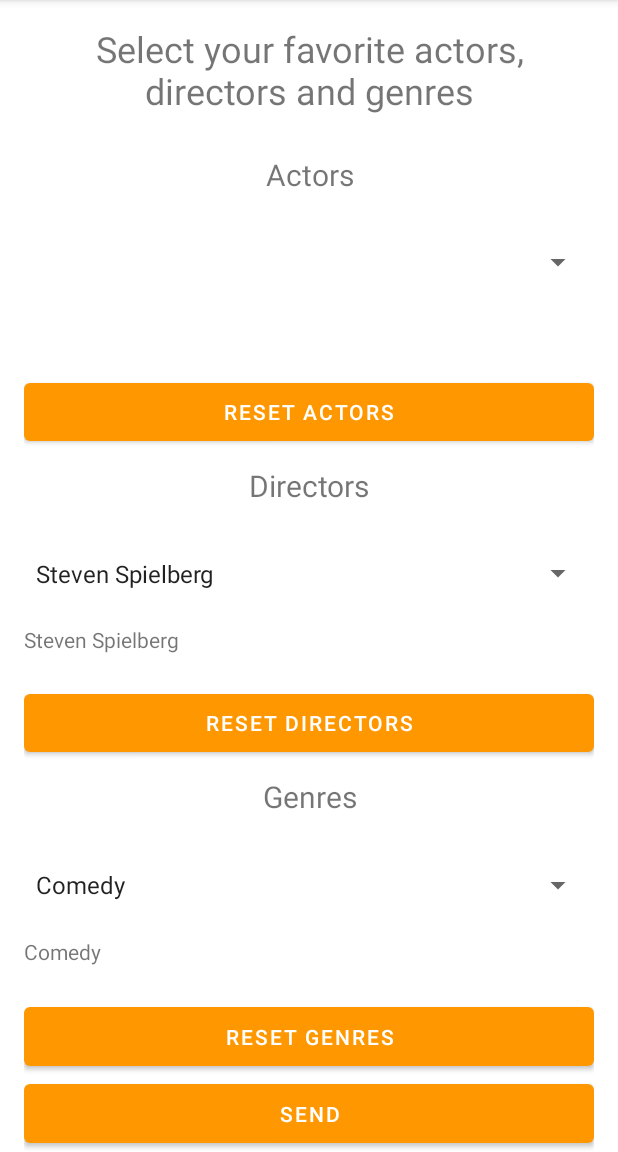
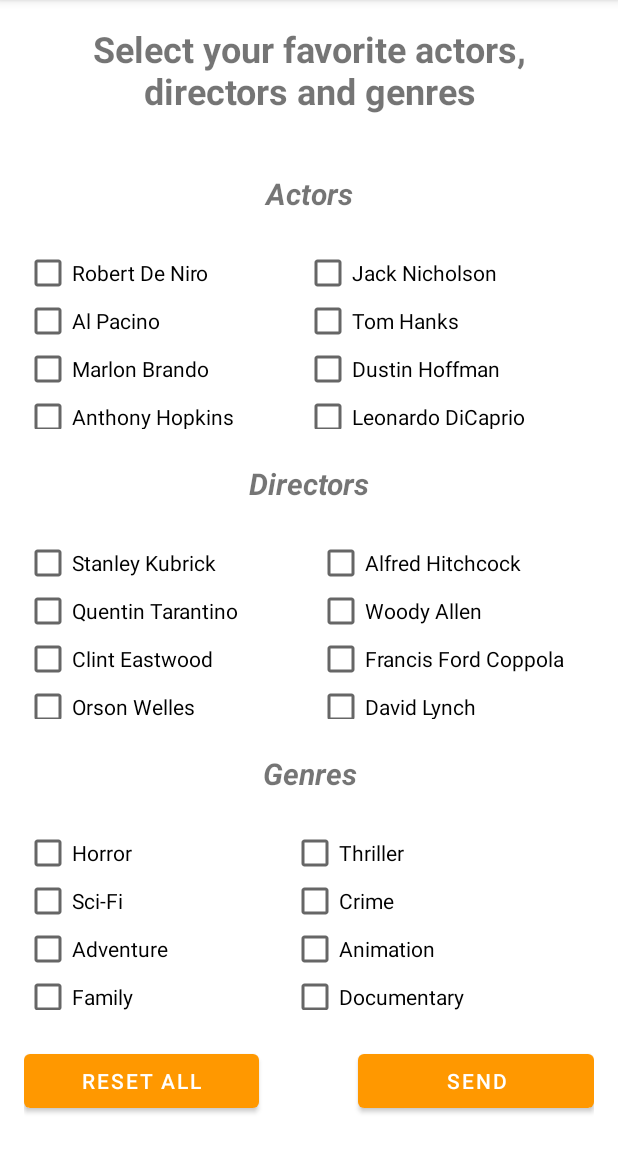
Before and after one commit to josmarqu/CineMatch_Android_App, an Android app: the screen it shows after launch once a user with an empty profile is signed in (Survey), on a phone screen of 412 x 824 dp, the part 84-1236 px from its top. Run offline under Robolectric (Android 15) with nearby library versions, the phone set to English and light mode, and no system bars; our stand-ins replace Firebase (no records; nobody signed in at launch, a user with empty details on screens opened directly).

Commit message:
implemented checkboxes and all functionalities from survey Activity

```diff
--- a/app/build.gradle
+++ b/app/build.gradle
@@ -38,6 +38,7 @@ dependencies {
     implementation 'com.google.android.material:material:1.8.0'
     implementation 'androidx.constraintlayout:constraintlayout:2.1.4'
     implementation 'com.google.firebase:firebase-database:20.1.0'
+    implementation 'androidx.gridlayout:gridlayout:1.0.0'
     testImplementation 'junit:junit:4.13.2'
     androidTestImplementation 'androidx.test.ext:junit:1.1.5'
     androidTestImplementation 'androidx.test.espresso:espresso-core:3.5.1'
--- a/app/src/main/java/app/cinematch/Survey.java
+++ b/app/src/main/java/app/cinematch/Survey.java
@@ -6,10 +6,16 @@ import androidx.appcompat.app.AppCompatActivity;
 import android.annotation.SuppressLint;
 import android.content.Intent;
 import android.os.Bundle;
+import android.view.Gravity;
 import android.view.View;
 import android.widget.AdapterView;
 import android.widget.ArrayAdapter;
 import android.widget.Button;
+import android.widget.CheckBox;
+import android.widget.CompoundButton;
+import androidx.gridlayout.widget.GridLayout;
+import android.widget.LinearLayout;
+import android.widget.ScrollView;
 import android.widget.Spinner;
 import android.widget.TextView;
 import android.widget.Toast;
@@ -23,30 +29,32 @@ import com.google.firebase.database.FirebaseDatabase;
 
 
 import java.util.ArrayList;
+import java.util.List;
 
 public class Survey extends AppCompatActivity {
-    Spinner spnAct;
-    Spinner spnDir;
-    Spinner spnGen;
+    GridLayout gdlytAct;
+    GridLayout gdlytDir;
+    GridLayout gdlytGen;
 
-    TextView txtActSel;
-    TextView txtDirSel;
-    TextView txtGenSel;
-
-    Button btnResAct;
-    Button btnResDir;
-    Button btnResGen;
+    Button btnResetAll;
     Button btnSend;
 
     String[] actors;
-    ArrayList<String> resActors = new ArrayList<>();
+    ArrayList<String> listTextActors = new ArrayList<>();
     String[] directors;
-    ArrayList<String> resDirectors = new ArrayList<>();
+    ArrayList<String> listTextDir = new ArrayList<>();
     String[] genres;
-    ArrayList<String> resGenres = new ArrayList<>();
-    String resAct;
-    String resDir;
-    String resGen;
+    ArrayList<String> listTextGenre = new ArrayList<>();
+
+    int maxcheckedAct = 5;
+    int checkContAct = 0;
+    int maxcheckedDir = 5;
+    int checkContDir = 0;
+    int maxcheckedGen = 5;
+    int checkContGen = 0;
+
+
+
 
     FirebaseAuth mAuth;
     FirebaseDatabase database = FirebaseDatabase.getInstance();
@@ -65,114 +73,148 @@ public class Survey extends AppCompatActivity {
         directors = getResources().getStringArray(R.array.famous_directors);
         genres = getResources().getStringArray(R.array.genres);
 
-        spnAct = findViewById(R.id.spnAct);
-        spnDir = findViewById(R.id.spnDir);
-        spnGen = findViewById(R.id.spnGen);
 
-        txtActSel = findViewById(R.id.txtActSel);
-        txtDirSel = findViewById(R.id.txtDirSel);
-        txtGenSel = findViewById(R.id.txtGenSel);
-
-        btnResAct = findViewById(R.id.btnResAct);
-        btnResDir = findViewById(R.id.btnResDir);
-        btnResGen = findViewById(R.id.btnResGen);
+        btnResetAll = findViewById(R.id.btnResetAll);
         btnSend = findViewById(R.id.btnSend);
 
+        gdlytAct = findViewById(R.id.gridActors);
+        gdlytDir = findViewById(R.id.gdDir);
+        gdlytGen = findViewById(R.id.gdGenre);
 
 
-        spnAct.setOnItemSelectedListener(new AdapterView.OnItemSelectedListener() {
+        String[] actorsList = getResources().getStringArray(R.array.famous_actors);
+        for (int i = 0; i < actorsList.length; i++) {
+            CheckBox checkBox = new CheckBox(this);
+            checkBox.setText(actorsList[i]);
+            checkBox.setId(i);
+            gdlytAct.setColumnCount(2);
+            gdlytAct.setRowCount(actorsList.length/2);
+            GridLayout.LayoutParams params = new GridLayout.LayoutParams();
+            params.setGravity(Gravity.CENTER);
+            params.columnSpec = GridLayout.spec(GridLayout.UNDEFINED, 1f);
+            checkBox.setLayoutParams(params);
+
+            checkBox.setOnCheckedChangeListener(new CompoundButton.OnCheckedChangeListener() {
                 @Override
-            public void onItemSelected(AdapterView<?> parent, View view, int position, long id) {
-                String actSel = spnAct.getSelectedItem().toString();
-                resActors.add(actSel);
-                resAct = "";
-                for (String resActor : resActors) {
-                    resAct += resActor + " ";
-                    txtActSel.setText(resAct);
+                public void onCheckedChanged(CompoundButton compoundButton, boolean isChecked) {
+                        if(isChecked) {
+                            checkContAct++;
+                            if(checkContAct > maxcheckedAct) {
+                                checkBox.setChecked(false);
+                                checkContAct--;
+                            } else {
+                                listTextActors.add(checkBox.getText().toString());
                             }
+                        } else {
+                            checkContAct--;
+                            listTextActors.remove(checkBox.getText().toString());
                         }
-
-            @Override
-            public void onNothingSelected(AdapterView<?> adapterView) {
-
-            }
-
-        });
-
-        spnDir.setOnItemSelectedListener(new AdapterView.OnItemSelectedListener() {
-            @Override
-            public void onItemSelected(AdapterView<?> parent, View view, int position, long id) {
-                String dirSel = spnDir.getSelectedItem().toString();
-                resDirectors.add(dirSel);
-                resDir = "";
-                for (String resDirector : resDirectors) {
-                    resDir += resDirector + " ";
-                    txtDirSel.setText(resDir);
-                }
-            }
-
-            @Override
-            public void onNothingSelected(AdapterView<?> parent) {
-            }
-        });
-
-        spnGen.setOnItemSelectedListener(new AdapterView.OnItemSelectedListener() {
-            @Override
-            public void onItemSelected(AdapterView<?> parent, View view, int position, long id) {
-                String genSel = spnGen.getSelectedItem().toString();
-                resGenres.add(genSel);
-                resGen = "";
-                for (String resGenre : resGenres) {
-                    resGen += resGenre + " ";
-                    txtGenSel.setText(resGen);
-                }
-            }
-
-            @Override
-            public void onNothingSelected(AdapterView<?> parent) {
 
                     }
                 });
 
-        btnResAct.setOnClickListener(new View.OnClickListener() {
+            gdlytAct.addView(checkBox);
+        }
+
+        String[] directorsList = getResources().getStringArray(R.array.famous_directors);
+        for (int i = 1; i < directorsList.length; i++) {
+            CheckBox checkBox = new CheckBox(this);
+            checkBox.setText(directorsList[i]);
+            checkBox.setId(i);
+            gdlytDir.setColumnCount(2);
+            gdlytDir.setRowCount(directorsList.length/2);
+            GridLayout.LayoutParams params = new GridLayout.LayoutParams();
+            params.setGravity(Gravity.CENTER);
+            params.columnSpec = GridLayout.spec(GridLayout.UNDEFINED, 1f);
+            checkBox.setLayoutParams(params);
+
+            checkBox.setOnCheckedChangeListener(new CompoundButton.OnCheckedChangeListener() {
                 @Override
-            public void onClick(View v) {
-                resActors.clear();
-                resAct = "";
-                spnAct = null;
+                public void onCheckedChanged(CompoundButton compoundButton, boolean isChecked) {
+                    if(isChecked) {
+                        checkContDir++;
+                        if(checkContAct > maxcheckedDir) {
+                            checkBox.setChecked(false);
+                            checkContDir--;
+                        } else {
+                            listTextDir.add(checkBox.getText().toString());
+                        }
+                    } else {
+                        checkContDir--;
+                        listTextDir.remove(checkBox.getText().toString());
+                    }
+
+                }
+            });
+            gdlytDir.addView(checkBox);
+        }
+
+        String[] genreList = getResources().getStringArray(R.array.genres);
+        for (int i = 1; i < genreList.length; i++) {
+            CheckBox checkBox = new CheckBox(this);
+            checkBox.setText(genreList[i]);
+            checkBox.setId(i);
+            gdlytGen.setColumnCount(2);
+            gdlytGen .setRowCount(genreList.length/2);
+            GridLayout.LayoutParams params = new GridLayout.LayoutParams();
+            params.setGravity(Gravity.CENTER);
+            params.columnSpec = GridLayout.spec(GridLayout.UNDEFINED, 1f);
+            checkBox.setLayoutParams(params);
+
+            checkBox.setOnCheckedChangeListener(new CompoundButton.OnCheckedChangeListener() {
+                @Override
+                public void onCheckedChanged(CompoundButton compoundButton, boolean isChecked) {
+                    if(isChecked) {
+                        checkContGen++;
+                        if(checkContAct > maxcheckedGen) {
+                            checkBox.setChecked(false);
+                            checkContGen--;
+                        } else {
+                            listTextGenre.add(checkBox.getText().toString());
+                        }
+                    } else {
+                        checkContGen--;
+                        listTextGenre.remove(checkBox.getText().toString());
+                    }
+
                 }
             });
 
-        btnResDir.setOnClickListener(new View.OnClickListener() {
+            gdlytGen.addView(checkBox);
+        }
+
+
+
+        btnResetAll.setOnClickListener(new View.OnClickListener() {
             @Override
             public void onClick(View v) {
-                resDirectors.clear();
-                resDir = "";
-                spnDir.setSelection(0);
+                for (int i = 0; i < gdlytAct.getChildCount(); i++) {
+                    CheckBox checkBox = (CheckBox) gdlytAct.getChildAt(i);
+                    checkBox.setChecked(false);
                 }
-        });
-
-        btnResGen.setOnClickListener(new View.OnClickListener() {
-            @Override
-            public void onClick(View v) {
-                resGenres.clear();
-                resGen = "";
-                spnGen.setSelection(0);
+                for (int i = 0; i < gdlytDir.getChildCount(); i++) {
+                    CheckBox checkBox = (CheckBox) gdlytDir.getChildAt(i);
+                    checkBox.setChecked(false);
+                }
+                for (int i = 0; i < gdlytGen.getChildCount(); i++) {
+                    CheckBox checkBox = (CheckBox) gdlytGen.getChildAt(i);
+                    checkBox.setChecked(false);
+                }
             }
         });
 
         btnSend.setOnClickListener(new View.OnClickListener() {
             @Override
             public void onClick(View v) {
-                if (resActors.size() < 3 || resDirectors.size() < 3 || resGenres.size() < 3) {
-                    Toast.makeText(Survey.this, R.string.incorrect_input, Toast.LENGTH_SHORT).show();
-                }
-                else {
+                if(listTextActors.size() < 1 || listTextDir.size() < 1 || listTextGenre.size() < 1) {
+                    Toast.makeText(Survey.this, "Please select at least one actor, director and genre", Toast.LENGTH_SHORT).show();
+                } else {
                     GoogleSignInAccount acct = GoogleSignIn.getLastSignedInAccount(Survey.this);
                     userId = acct.getId();
-                        myRef.child(userId).child("Actors").setValue(resActors);
-                        myRef.child(userId).child("Directors").setValue(resDirectors);
-                        myRef.child(userId).child("Genres").setValue(resGenres);
+
+                    myRef.child(userId).child("Actors").setValue(listTextActors);
+                    myRef.child(userId).child("Directors").setValue(listTextDir);
+                    myRef.child(userId).child("Genres").setValue(listTextGenre);
                 }
             }
         });
--- a/app/src/main/res/layout/activity_survey.xml
+++ b/app/src/main/res/layout/activity_survey.xml
@@ -2,6 +2,7 @@
 <androidx.constraintlayout.widget.ConstraintLayout xmlns:android="http://schemas.android.com/apk/res/android"
     xmlns:app="http://schemas.android.com/apk/res-auto"
     xmlns:tools="http://schemas.android.com/tools"
+    android:id="@+id/scActors"
     android:layout_width="match_parent"
     android:layout_height="match_parent"
     android:orientation="vertical">
@@ -16,6 +17,7 @@
         android:gravity="center"
         android:text="@string/select_favourites"
         android:textSize="24sp"
+        android:textStyle="bold"
         app:layout_constraintEnd_toEndOf="parent"
         app:layout_constraintStart_toStartOf="parent"
         app:layout_constraintTop_toTopOf="parent" />
@@ -40,28 +42,26 @@
             android:layout_weight="1"
             android:gravity="center"
             android:text="@string/actors"
-            android:textSize="20sp" />
+            android:textSize="20sp"
+            android:textStyle="bold | italic" />
 
-        <Spinner
-            android:id="@+id/spnAct"
+        <ScrollView
+            android:id="@+id/scView"
             android:layout_width="match_parent"
-            android:layout_height="wrap_content"
+            android:layout_height="74dp"
             android:layout_weight="1"
-            android:minHeight="48dp"
-            />
+            android:isScrollContainer="true"
+            android:scrollbarAlwaysDrawVerticalTrack="true"
+            android:scrollbarStyle="outsideInset"
+            android:scrollbars="vertical">
 
-        <TextView
-            android:id="@+id/txtActSel"
+            <androidx.gridlayout.widget.GridLayout
+                android:id="@+id/gridActors"
                 android:layout_width="match_parent"
-            android:layout_height="wrap_content"
-            android:layout_weight="1" />
+                android:layout_height="wrap_content">
 
-        <Button
-            android:id="@+id/btnResAct"
-            android:layout_width="match_parent"
-            android:layout_height="30dp"
-            android:layout_weight="1"
-            android:text="@string/reset_actors" />
+            </androidx.gridlayout.widget.GridLayout>
+        </ScrollView>
 
         <TextView
             android:id="@+id/txtDir"
@@ -70,30 +70,26 @@
             android:layout_weight="1"
             android:gravity="center"
             android:text="@string/directors"
-            android:textSize="20sp" />
+            android:textSize="20sp"
+            android:textStyle=" bold | italic" />
 
-        <Spinner
-            android:id="@+id/spnDir"
+        <ScrollView
+            android:id="@+id/svDir"
             android:layout_width="match_parent"
-            android:layout_height="wrap_content"
+            android:layout_height="74dp"
             android:layout_weight="1"
-            android:entries="@array/famous_directors"
-            android:minHeight="48dp"
-            android:prompt="@string/app_name"
-            />
+            android:isScrollContainer="true"
+            android:scrollbarAlwaysDrawVerticalTrack="true"
+            android:scrollbarStyle="outsideInset"
+            android:scrollbars="vertical">
 
-        <TextView
-            android:id="@+id/txtDirSel"
+            <androidx.gridlayout.widget.GridLayout
+                android:id="@+id/gdDir"
                 android:layout_width="match_parent"
-            android:layout_height="wrap_content"
-            android:layout_weight="1" />
+                android:layout_height="wrap_content">
 
-        <Button
-            android:id="@+id/btnResDir"
-            android:layout_width="match_parent"
-            android:layout_height="30dp"
-            android:layout_weight="1"
-            android:text="@string/reset_directors" />
+            </androidx.gridlayout.widget.GridLayout>
+        </ScrollView>
 
         <TextView
             android:id="@+id/txtGen"
@@ -102,35 +98,57 @@
             android:layout_weight="1"
             android:gravity="center"
             android:text="@string/genres"
-            android:textSize="20sp" />
+            android:textSize="20sp"
+            android:textStyle="bold | italic" />
 
-        <Spinner
-            android:id="@+id/spnGen"
+        <ScrollView
+            android:id="@+id/svGenre"
+            android:layout_width="match_parent"
+            android:layout_height="74dp"
+            android:layout_weight="1"
+            android:isScrollContainer="true"
+            android:scrollbarAlwaysDrawVerticalTrack="true"
+            android:scrollbarStyle="outsideInset"
+            android:scrollbars="vertical">
+
+            <androidx.gridlayout.widget.GridLayout
+                android:id="@+id/gdGenre"
+                android:layout_width="match_parent"
+                android:layout_height="wrap_content">
+
+            </androidx.gridlayout.widget.GridLayout>
+        </ScrollView>
+
+
+        <LinearLayout
             android:layout_width="match_parent"
             android:layout_height="wrap_content"
             android:layout_weight="1"
-            android:entries="@array/genres"
-            android:minHeight="48dp" />
-
-        <TextView
-            android:id="@+id/txtGenSel"
-            android:layout_width="match_parent"
-            android:layout_height="wrap_content"
-            android:layout_weight="1" />
+            android:orientation="horizontal">
 
             <Button
-            android:id="@+id/btnResGen"
-            android:layout_width="match_parent"
-            android:layout_height="30dp"
+                android:id="@+id/btnResetAll"
+                android:layout_width="35dp"
+                android:layout_height="wrap_content"
+                android:layout_gravity="center_vertical"
                 android:layout_weight="1"
-            android:text="@string/reset_genres" />
+                android:text="@string/reset_All" />
+
+            <Space
+                android:id="@+id/spacer"
+                android:layout_width="5dp"
+                android:layout_height="wrap_content"
+                android:layout_weight="0.5" />
 
             <Button
                 android:id="@+id/btnSend"
-            android:layout_width="match_parent"
-            android:layout_height="30dp"
+                android:layout_width="35dp"
+                android:layout_height="wrap_content"
+                android:layout_gravity="center_vertical"
                 android:layout_weight="1"
                 android:text="@string/send" />
         </LinearLayout>
 
+    </LinearLayout>
+
 </androidx.constraintlayout.widget.ConstraintLayout>
--- a/app/src/main/res/values/strings.xml
+++ b/app/src/main/res/values/strings.xml
@@ -4,11 +4,10 @@
     <string name="hello">Hello %s!!!</string>
     <string name="log_out">Log out</string>
     <string name="actors">Actors</string>
-    <string name="reset_actors">Reset Actors</string>
     <string name="directors">Directors</string>
-    <string name="reset_directors">Reset Directors</string>
     <string name="genres">Genres</string>
-    <string name="reset_genres">Reset Genres</string>
+    <string name="reset_All">Reset All</string>
+    <string name="reset_genre">Reset</string>
     <string name="send">Send</string>
     <string name="preferences">These are your preferences:</string>
     <string name="change">Change my preferences</string>
```
Also changed, not shown: 1 other file. Lines whose indentation alone changed are shown as unchanged.
